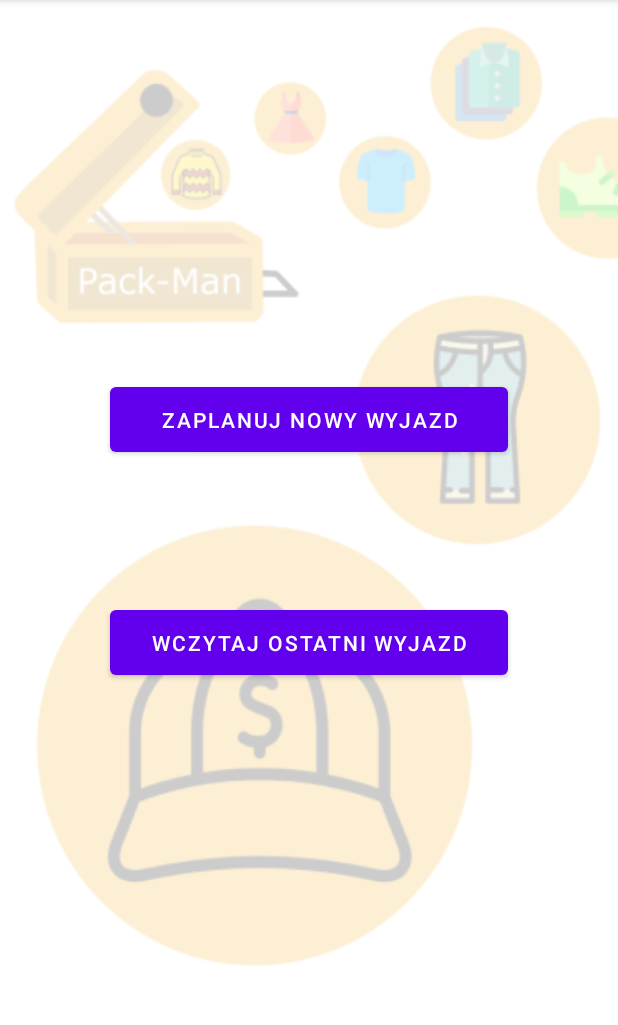
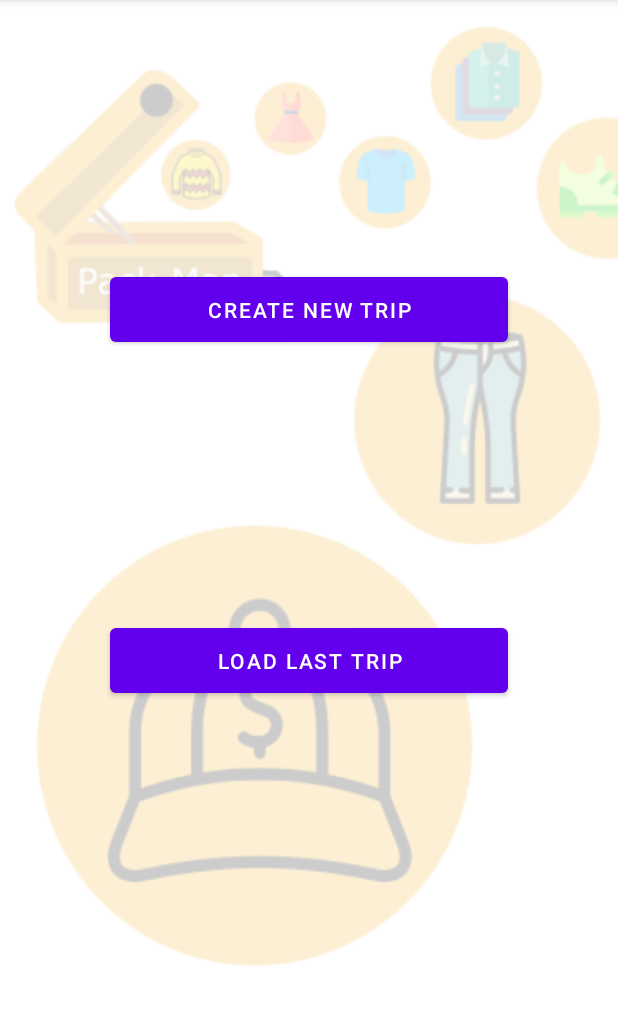
Before and after one commit to JakubKaluzny/Pack-man, an Android app: the screen it shows after launch (MainActivity), on a phone screen of 412 x 824 dp, the part 84-1109 px from its top. Run offline under Robolectric (Android 15) with nearby library versions, the phone set to English and light mode, and no system bars.

```diff
--- a/app/src/main/AndroidManifest.xml
+++ b/app/src/main/AndroidManifest.xml
@@ -11,12 +11,15 @@
         android:theme="@style/Theme.Packman">
         <activity
             android:name=".PackingAlgorithmActivity"
+            android:parentActivityName=".UserLuggageActivity"
             android:exported="true" />
         <activity
             android:name=".UserLuggageActivity"
+            android:parentActivityName=".ExpandableListActivity"
             android:exported="false" />
         <activity
             android:name=".ExpandableListActivity"
+            android:parentActivityName=".TripDataActivity"
             android:exported="true" />
         <activity
             android:name=".TripDataActivity"
--- a/app/src/main/java/com/example/pack_man/ExpandableListActivity.java
+++ b/app/src/main/java/com/example/pack_man/ExpandableListActivity.java
@@ -71,7 +71,7 @@ public class ExpandableListActivity extends Activity {
 
                 if (listAdapter.getChildId(groupPosition, childPosition) + 1 == listAdapter.getChildrenCount(groupPosition)) {
                 //if (childPosition + 1 == listAdapter.getChildrenCount(groupPosition)) {
-                    MyPair newElement = new MyPair("Dodaj nowy element", "+");
+                    MyPair newElement = new MyPair("Add new element", "+");
 
                     LayoutInflater inflater = (LayoutInflater) getSystemService(LAYOUT_INFLATER_SERVICE);
                     View popupView = inflater.inflate(R.layout.popup_on_last_list_click, null);
--- a/app/src/main/java/com/example/pack_man/UserLuggageActivity.java
+++ b/app/src/main/java/com/example/pack_man/UserLuggageActivity.java
@@ -49,7 +49,7 @@ public class UserLuggageActivity extends AppCompatActivity {
             public void onItemClick(AdapterView<?> parent, View view, int position, long id) {
                 if (position + 1 == suitcaseList.size()) {
 
-                    MyPair newElement = new MyPair("Dodaj nowy element", "+");
+                    MyPair newElement = new MyPair("Add new element", "+");
                     TextView count = view.findViewById(R.id.suitcaseCapacityID);
                     TextView name = view.findViewById(R.id.suitcaseNameID);
                     MyPair child = (MyPair) suitcaseList.get(position);
@@ -94,10 +94,9 @@ public class UserLuggageActivity extends AppCompatActivity {
         FileOutputStream fileOutputStream = null;
         try {
             file = getFilesDir();
-            fileOutputStream = openFileOutput("UserList.txt", Context.MODE_PRIVATE); //JEST TEZ MODE_APPEND I KURWA WIESZ CO ROBI
+            fileOutputStream = openFileOutput("UserList.txt", Context.MODE_PRIVATE);
             fileOutputStream.write(TripDataParser.parseItemsDataToString().getBytes());
             Toast.makeText(this, "Saved \n" + "Path --" + file + "\tUserList.txt", Toast.LENGTH_SHORT).show();
-            return;
         } catch (Exception ex) {
             ex.printStackTrace();
         } finally {
--- a/app/src/main/res/layout/activity_expandable_list.xml
+++ b/app/src/main/res/layout/activity_expandable_list.xml
@@ -20,7 +20,7 @@
         android:layout_width="wrap_content"
         android:layout_height="wrap_content"
         android:onClick="goToUserLuggage"
-        android:text="Dalej"
+        android:text="Next"
         app:layout_constraintBottom_toBottomOf="parent"
         app:layout_constraintEnd_toEndOf="parent" />
 
--- a/app/src/main/res/layout/activity_main.xml
+++ b/app/src/main/res/layout/activity_main.xml
@@ -11,23 +11,21 @@
         android:id="@+id/tripDataButton"
         android:layout_width="265dp"
         android:layout_height="55dp"
-        android:layout_marginBottom="312dp"
+        android:layout_marginBottom="300dp"
         android:onClick="goToLastTripDataActivity"
-        android:text="Wczytaj ostatni wyjazd"
+        android:text="Load last trip"
         app:layout_constraintBottom_toBottomOf="parent"
         app:layout_constraintEnd_toEndOf="parent"
         app:layout_constraintStart_toStartOf="parent"
-        app:layout_constraintTop_toBottomOf="@+id/TripDataButton"
-        app:layout_constraintVertical_bias="1.0"
         tools:ignore="UsingOnClickInXml" />
 
     <Button
         android:id="@+id/TripDataButton"
         android:layout_width="265dp"
         android:layout_height="55dp"
-        android:layout_marginTop="252dp"
         android:onClick="goToNewTripDataActivity"
-        android:text="Zaplanuj nowy wyjazd"
+        android:text="Create new trip"
+        app:layout_constraintBottom_toTopOf="@+id/tripDataButton"
         app:layout_constraintEnd_toEndOf="parent"
         app:layout_constraintStart_toStartOf="parent"
         app:layout_constraintTop_toTopOf="parent"
--- a/app/src/main/res/layout/activity_trip_data.xml
+++ b/app/src/main/res/layout/activity_trip_data.xml
@@ -23,7 +23,7 @@
         android:layout_width="145dp"
         android:layout_height="47dp"
         android:layout_marginTop="70dp"
-        android:text="Wprowadź Długość Wyjazdu"
+        android:text="Enter trip length"
         app:layout_constraintEnd_toEndOf="parent"
         app:layout_constraintStart_toStartOf="parent"
         app:layout_constraintTop_toTopOf="parent" />
--- a/app/src/main/res/layout/activity_user_luggage.xml
+++ b/app/src/main/res/layout/activity_user_luggage.xml
@@ -32,7 +32,7 @@
         android:layout_width="wrap_content"
         android:layout_height="wrap_content"
         android:onClick="goToPackingAlgorithm"
-        android:text="Dalej"
+        android:text="Next"
         app:layout_constraintBottom_toBottomOf="parent"
         app:layout_constraintEnd_toEndOf="parent"
         app:layout_constraintStart_toStartOf="parent"
--- a/app/src/main/res/layout/popup_on_last_list_click.xml
+++ b/app/src/main/res/layout/popup_on_last_list_click.xml
@@ -42,7 +42,7 @@
         android:layout_width="match_parent"
         android:layout_height="wrap_content"
         android:layout_marginBottom="30dp"
-        android:text="Wprowadź ilość:"
+        android:text="Enter amount:"
         android:textAlignment="center"
         android:textColor="@color/black"
         android:textSize="20sp"
@@ -55,7 +55,7 @@
         android:layout_width="wrap_content"
         android:layout_height="wrap_content"
         android:layout_marginTop="25dp"
-        android:text="Wprowadź nazwę przedmiotu:"
+        android:text="Enter item name:"
         android:textColor="@color/black"
         android:textSize="20sp"
         app:layout_constraintBottom_toTopOf="@+id/newNameID"
@@ -82,7 +82,7 @@
         android:layout_width="wrap_content"
         android:layout_height="wrap_content"
         android:layout_marginBottom="10dp"
-        android:text="(niestandardowe przedmioty nie będą uwzględniane w sekcji pakownia)"
+        android:text="(Custom items won't be counted in packing algorithm)"
         android:textAlignment="center"
         app:layout_constraintBottom_toBottomOf="parent"
         app:layout_constraintEnd_toEndOf="parent"
--- a/app/src/main/res/layout/popup_on_list_click.xml
+++ b/app/src/main/res/layout/popup_on_list_click.xml
@@ -41,7 +41,7 @@
         android:layout_width="match_parent"
         android:layout_height="wrap_content"
         android:layout_marginBottom="20dp"
-        android:text="Wprowadź ilość:"
+        android:text="Enter amount:"
         android:textAlignment="center"
         android:textColor="@color/black"
         android:textSize="20sp"
```
Also changed, not shown: app/src/main/java/com/example/pack_man/BasicList.java (+14 -11 lines), app/src/main/java/com/example/pack_man/PackingAlgorithm.java (+7 -7 lines), app/src/main/java/com/example/pack_man/SuitcaseList.java (+4 -4 lines).
